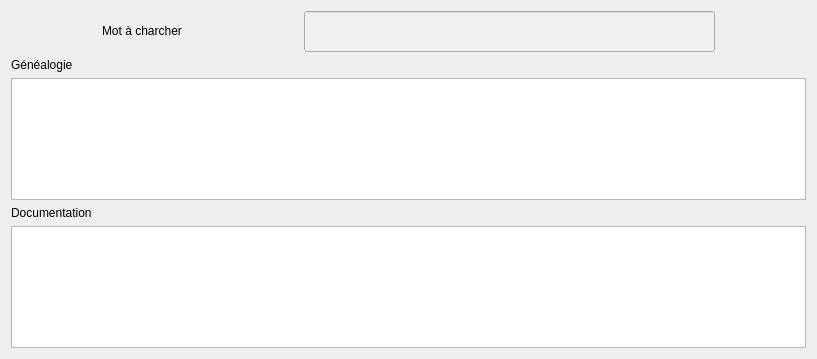
SalomePlatform/eficas_tools, file UiQT5/desRechercheCatalogue.ui: the form before one commit.
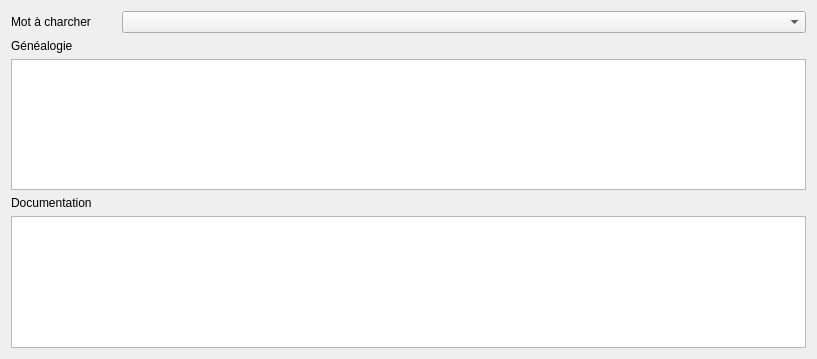
The form after the commit.

Diff of the .ui file:
```diff
--- a/UiQT5/desRechercheCatalogue.ui
+++ b/UiQT5/desRechercheCatalogue.ui
@@ -36,23 +36,7 @@
       </widget>
      </item>
      <item>
-      <widget class="QLineEdit" name="LERecherche">
-       <property name="sizePolicy">
-        <sizepolicy hsizetype="Maximum" vsizetype="Expanding">
-         <horstretch>0</horstretch>
-         <verstretch>0</verstretch>
-        </sizepolicy>
-       </property>
-       <property name="minimumSize">
-        <size>
-         <width>411</width>
-         <height>41</height>
-        </size>
-       </property>
-       <property name="styleSheet">
-        <string notr="true">background:rgb(240,240,240)</string>
-       </property>
-      </widget>
+      <widget class="QComboBox" name="CBRecherche"/>
      </item>
     </layout>
    </item>
@@ -64,16 +48,13 @@
     </widget>
    </item>
    <item>
-    <widget class="QPlainTextEdit" name="teGenea">
+    <widget class="QTextEdit" name="teGenea">
      <property name="minimumSize">
       <size>
        <width>419</width>
        <height>91</height>
       </size>
      </property>
-     <property name="plainText">
-      <string/>
-     </property>
     </widget>
    </item>
    <item>
@@ -86,16 +67,13 @@
       </widget>
      </item>
      <item>
-      <widget class="QPlainTextEdit" name="teDoc">
+      <widget class="QTextEdit" name="teDoc">
        <property name="minimumSize">
         <size>
          <width>419</width>
          <height>101</height>
         </size>
        </property>
-       <property name="plainText">
-        <string/>
-       </property>
       </widget>
      </item>
     </layout>
```
